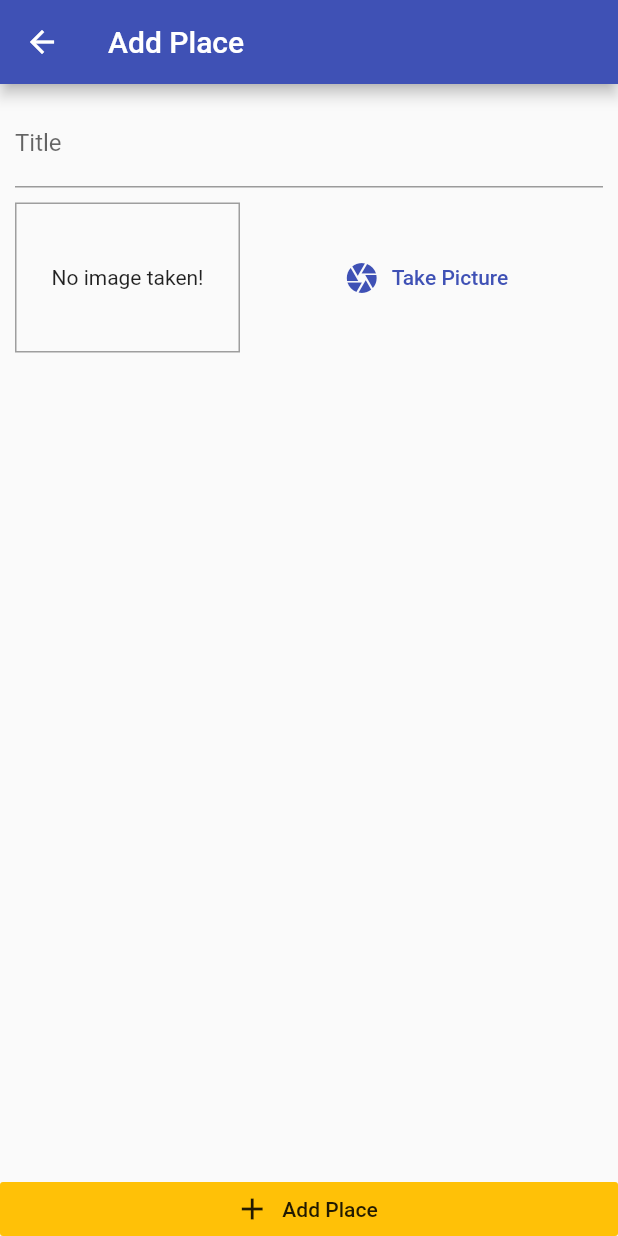
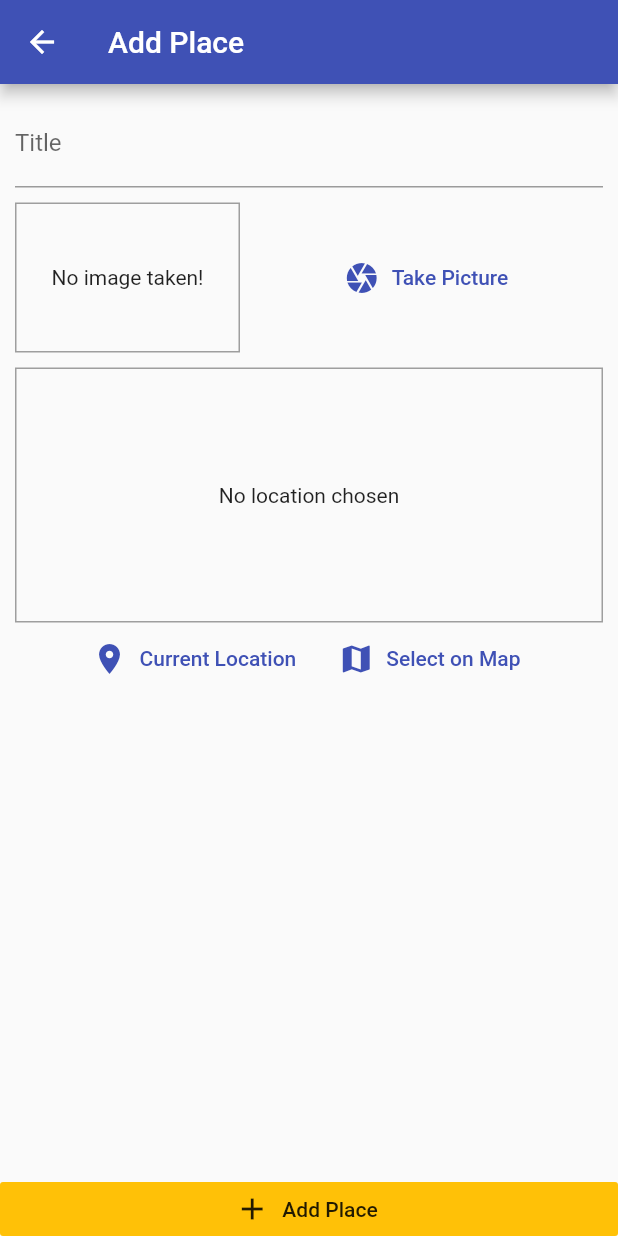
Before and after one commit to ny6/flutter-places, a Flutter app: the AddPlaceScreen screen opened by its route, on a phone screen of 412 x 824 dp. Run offline on Flutter 3.47's test engine with Material 2 defaults, Android fonts, the phone set to English and light mode, and no system bars; our stand-ins replace image_picker, location, sqflite; accounts and stored records are empty.

Commit message:
one where adding showing current location

```diff
--- /dev/null
+++ b/lib/helpers/location_helper.dart
@@ -0,0 +1,12 @@
+const GOOGLE_API_KEY = 'AIzaSyBTos7QNT-yJOfXQEXUBYI5y2bL54V0DkU';
+
+class LocationHelper {
+  static String generateLocationPreviewImage({
+    double latitude,
+    double longitude,
+  }) {
+    final String latLng = '$latitude,$longitude';
+
+    return 'https://maps.googleapis.com/maps/api/staticmap?center=$latLng&zoom=13&size=600x300&maptype=roadmap&markers=color:red%7Clabel:A%7C$latLng&key=$GOOGLE_API_KEY';
+  }
+}
--- a/lib/screens/add_place_screen.dart
+++ b/lib/screens/add_place_screen.dart
@@ -56,6 +56,8 @@ class _AddPlaceScreenState extends State<AddPlaceScreen> {
                     ),
                     SizedBox(height: 10),
                     ImageInput(_selectImage),
+                    SizedBox(height: 10),
+                    LocationInput(),
                   ],
                 ),
               ),
--- /dev/null
+++ b/lib/widgets/location_input.dart
@@ -0,0 +1,65 @@
+import 'package:flutter/material.dart';
+import 'package:location/location.dart';
+import '../helpers/location_helper.dart';
+
+class LocationInput extends StatefulWidget {
+  @override
+  _LocationInputState createState() => _LocationInputState();
+}
+
+class _LocationInputState extends State<LocationInput> {
+  String _previewImageUrl;
+
+  Future<void> _getCurrentUserLocation() async {
+    final locData = await Location().getLocation();
+
+    if (locData != null) {
+      setState(() {
+        _previewImageUrl = LocationHelper.generateLocationPreviewImage(
+          latitude: locData.latitude,
+          longitude: locData.longitude,
+        );
+      });
+    }
+  }
+
+  @override
+  Widget build(BuildContext context) {
+    return Column(
+      children: <Widget>[
+        Container(
+          width: double.infinity,
+          height: 170,
+          alignment: Alignment.center,
+          decoration: BoxDecoration(
+            border: Border.all(width: 1, color: Colors.grey),
+          ),
+          child: _previewImageUrl == null
+              ? Text('No location chosen', textAlign: TextAlign.center)
+              : Image.network(
+                  _previewImageUrl,
+                  fit: BoxFit.cover,
+                  width: double.infinity,
+                ),
+        ),
+        Row(
+          mainAxisAlignment: MainAxisAlignment.center,
+          children: <Widget>[
+            FlatButton.icon(
+              icon: Icon(Icons.location_on),
+              label: Text('Current Location'),
+              textColor: Theme.of(context).primaryColor,
+              onPressed: _getCurrentUserLocation,
+            ),
+            FlatButton.icon(
+              icon: Icon(Icons.map),
+              label: Text('Select on Map'),
+              textColor: Theme.of(context).primaryColor,
+              onPressed: () {},
+            ),
+          ],
+        ),
+      ],
+    );
+  }
+}
--- a/lib/widgets/widgets.dart
+++ b/lib/widgets/widgets.dart
@@ -1 +1,2 @@
 export './image_input.dart';
+export './location_input.dart';
--- a/pubspec.yaml
+++ b/pubspec.yaml
@@ -16,6 +16,7 @@ dependencies:
   path_provider: ^1.5.1
   path: ^1.6.4
   sqflite: ^1.2.0
+  location: ^2.3.5
 
 dev_dependencies:
   flutter_test:
```
Also changed, not shown: pubspec.lock, 3 other files.
